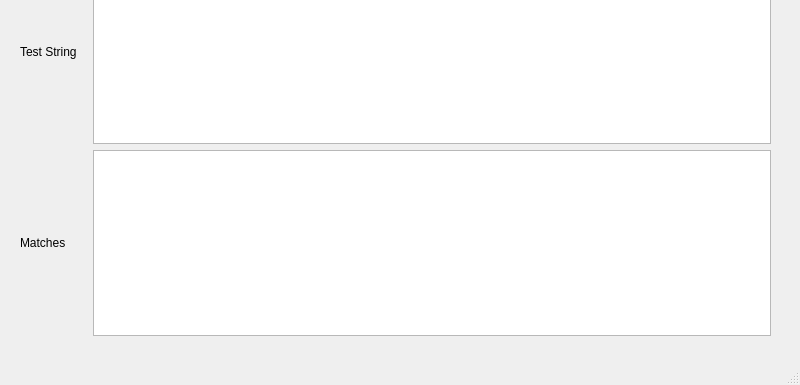
First picture: the form in mainwindow.ui, repository lorenzofelletti/regexpviz, before the edit; both pictures show x 0 to 800 and y 215 to 600 of the 800 by 600 pixel window.
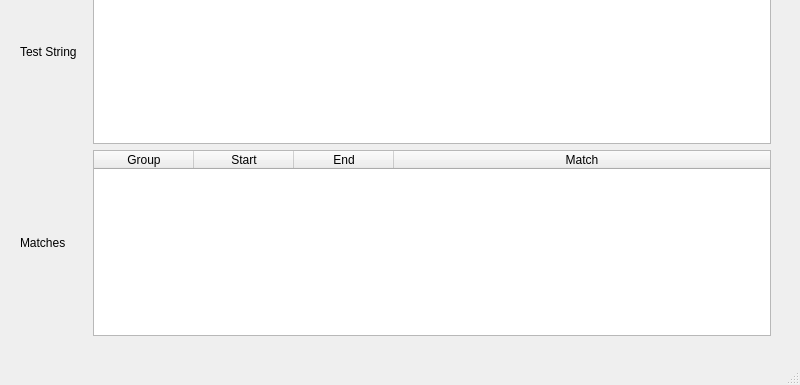
Second picture: the form after the edit.

Commit message: improved table edge cases management

Patch:
```diff
--- a/mainwindow.ui
+++ b/mainwindow.ui
@@ -153,7 +153,52 @@
       </widget>
      </item>
      <item row="4" column="1">
-      <widget class="QTableWidget" name="matches_tbl"/>
+      <widget class="QTableWidget" name="matches_tbl">
+       <property name="sizePolicy">
+        <sizepolicy hsizetype="Expanding" vsizetype="Expanding">
+         <horstretch>0</horstretch>
+         <verstretch>0</verstretch>
+        </sizepolicy>
+       </property>
+       <property name="autoScroll">
+        <bool>true</bool>
+       </property>
+       <attribute name="horizontalHeaderCascadingSectionResizes">
+        <bool>false</bool>
+       </attribute>
+       <attribute name="horizontalHeaderMinimumSectionSize">
+        <number>32</number>
+       </attribute>
+       <attribute name="horizontalHeaderShowSortIndicator" stdset="0">
+        <bool>false</bool>
+       </attribute>
+       <attribute name="horizontalHeaderStretchLastSection">
+        <bool>true</bool>
+       </attribute>
+       <attribute name="verticalHeaderVisible">
+        <bool>false</bool>
+       </attribute>
+       <column>
+        <property name="text">
+         <string>Group</string>
+        </property>
+       </column>
+       <column>
+        <property name="text">
+         <string>Start</string>
+        </property>
+       </column>
+       <column>
+        <property name="text">
+         <string>End</string>
+        </property>
+       </column>
+       <column>
+        <property name="text">
+         <string>Match</string>
+        </property>
+       </column>
+      </widget>
      </item>
     </layout>
    </widget>
```
The commit also changes 2 other files.
